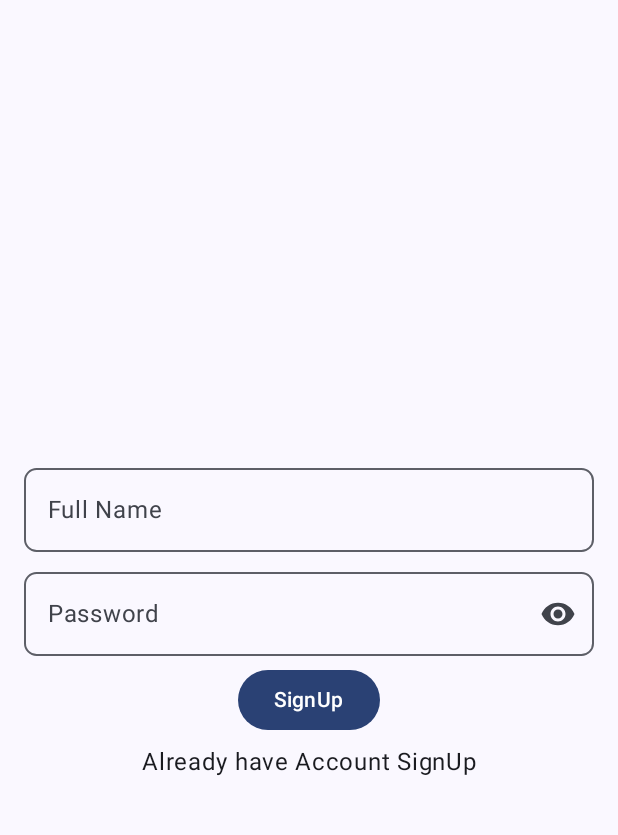
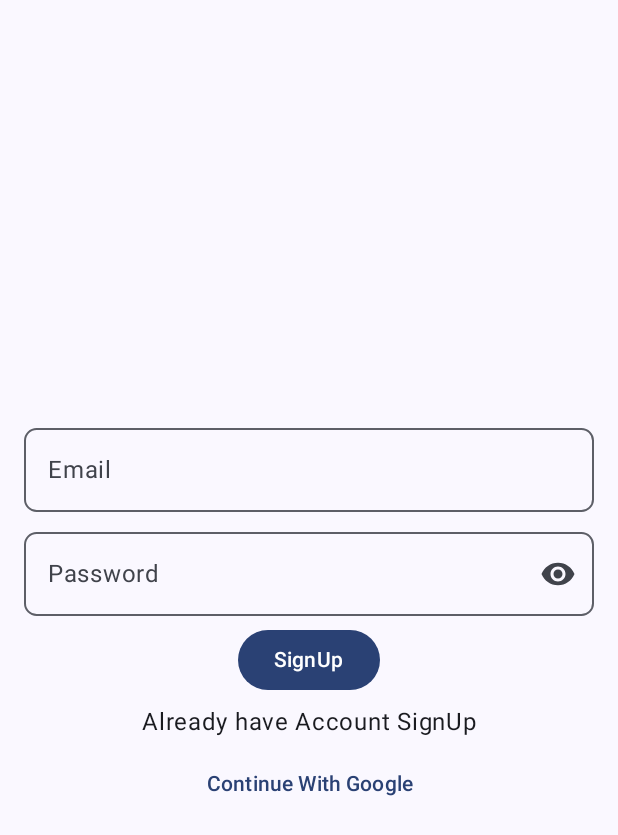
Before and after one commit to Ashu740/Apni-Kheti, an Android app built with Jetpack Compose: the screen it shows after launch (MainActivity), after a tap on "Don't have Account SignUp", on a phone screen of 412 x 824 dp. Shown: the top 835 px of the screen. Run offline under Robolectric (Android 15) with nearby library versions, the phone set to English and light mode, and no system bars; our stand-ins replace Firebase (no records; nobody signed in at launch, a user with empty details on screens opened directly), livedata-compose.

Commit message:
google Authenticaton

```diff
--- a/app/src/main/AndroidManifest.xml
+++ b/app/src/main/AndroidManifest.xml
@@ -1,6 +1,8 @@
 <?xml version="1.0" encoding="utf-8"?>
 <manifest xmlns:android="http://schemas.android.com/apk/res/android"
     xmlns:tools="http://schemas.android.com/tools">
+
+    <uses-permission android:name="android.permission.INTERNET"/>
 
     <application
         android:allowBackup="true"
--- a/app/src/main/java/com/example/apnikheti/auth/LogIn.kt
+++ b/app/src/main/java/com/example/apnikheti/auth/LogIn.kt
@@ -3,6 +3,7 @@ package com.example.apnikheti.auth
 import android.widget.Toast
 import androidx.compose.foundation.clickable
 import androidx.compose.foundation.layout.Arrangement
+import androidx.compose.foundation.layout.Box
 import androidx.compose.foundation.layout.Column
 import androidx.compose.foundation.layout.Spacer
 import androidx.compose.foundation.layout.fillMaxSize
@@ -18,6 +19,7 @@ import androidx.compose.material3.IconButton
 import androidx.compose.material3.OutlinedTextField
 import androidx.compose.material3.Scaffold
 import androidx.compose.material3.Text
+import androidx.compose.material3.TextButton
 import androidx.compose.runtime.Composable
 import androidx.compose.runtime.LaunchedEffect
 import androidx.compose.runtime.livedata.observeAsState
@@ -30,6 +32,7 @@ import androidx.compose.ui.res.painterResource
 import androidx.compose.ui.text.input.KeyboardType
 import androidx.compose.ui.text.input.PasswordVisualTransformation
 import androidx.compose.ui.text.input.VisualTransformation
+import androidx.compose.ui.text.style.TextAlign
 import androidx.compose.ui.unit.dp
 import androidx.navigation.NavController
 import com.example.apnikheti.R
@@ -71,8 +74,8 @@ fun LogIn(navController: NavController, authViewModel: AuthViewModel){
                 email.value = it
             },
                 singleLine = true,
-                label = { Text(text = "UserName")},
-                placeholder = { Text(text = "UserName")},
+                label = { Text(text = "Email")},
+                placeholder = { Text(text = "Email")},
                 shape = RoundedCornerShape(15),
                 modifier = Modifier
                     .fillMaxWidth()
@@ -118,6 +121,12 @@ fun LogIn(navController: NavController, authViewModel: AuthViewModel){
             Text(text = "Don't have Account SignUp", modifier = Modifier
                 .align(Alignment.CenterHorizontally)
                 .clickable { navController.navigate("/signup") })
+            Spacer(modifier = Modifier.size(5.dp))
+            TextButton(onClick = { authViewModel.handleGoogleSignIn(context, navController)},
+                modifier = Modifier.fillMaxWidth()
+                ) {
+                Text(text = "Continue With Google", textAlign = TextAlign.Center)
+            }
         }
     }
 }
--- a/app/src/main/java/com/example/apnikheti/auth/SignUp.kt
+++ b/app/src/main/java/com/example/apnikheti/auth/SignUp.kt
@@ -19,6 +19,7 @@ import androidx.compose.material3.IconButton
 import androidx.compose.material3.OutlinedTextField
 import androidx.compose.material3.Scaffold
 import androidx.compose.material3.Text
+import androidx.compose.material3.TextButton
 import androidx.compose.runtime.Composable
 import androidx.compose.runtime.LaunchedEffect
 import androidx.compose.runtime.livedata.observeAsState
@@ -31,6 +32,7 @@ import androidx.compose.ui.res.painterResource
 import androidx.compose.ui.text.input.KeyboardType
 import androidx.compose.ui.text.input.PasswordVisualTransformation
 import androidx.compose.ui.text.input.VisualTransformation
+import androidx.compose.ui.text.style.TextAlign
 import androidx.compose.ui.unit.dp
 import androidx.navigation.NavController
 import com.example.apnikheti.R
@@ -76,8 +78,8 @@ fun SignUp(navController: NavController, authViewModel: AuthViewModel){
                 email.value = it
             },
                 singleLine = true,
-                label = { Text(text = "Full Name")},
-                placeholder = { Text(text = "Full Name")},
+                label = { Text(text = "Email")},
+                placeholder = { Text(text = "Email")},
                 shape = RoundedCornerShape(15),
                 modifier = Modifier
                     .fillMaxWidth()
@@ -134,6 +136,12 @@ fun SignUp(navController: NavController, authViewModel: AuthViewModel){
             Text(text = "Already have Account SignUp", modifier = Modifier
                 .align(Alignment.CenterHorizontally)
                 .clickable { navController.popBackStack() })
+            Spacer(modifier = Modifier.size(5.dp))
+            TextButton(onClick = { authViewModel.handleGoogleSignIn(context, navController)},
+                modifier = Modifier.fillMaxWidth(),
+                ) {
+                Text(text = "Continue With Google", textAlign = TextAlign.Center)
+            }
         }
     }
 }
--- a/app/src/main/res/values/strings.xml
+++ b/app/src/main/res/values/strings.xml
@@ -1,3 +1,4 @@
 <resources>
     <string name="app_name">ApniKheti</string>
+    <string name="web_client_id">243520252537-ndf9djtitisgarhue9ko8kr4pf594d6i.apps.googleusercontent.com</string>
 </resources>
```
Also changed, not shown: app/build.gradle.kts (+7 -0 lines), app/src/main/java/com/example/apnikheti/dashboard/Dashboard.kt (+8 -2 lines), app/src/main/java/com/example/apnikheti/model/AuthRepository.kt (+77 -0 lines), app/src/main/java/com/example/apnikheti/model/data/User.kt (added, +9 -0 lines), app/src/main/java/com/example/apnikheti/viewModel/authViewMovel/AuthViewModel.kt (+34 -0 lines).
